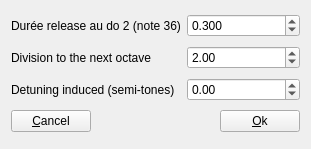
Old version of the form sources/editor/tools/release/toolrelease_gui.ui in the repository davy7125/polyphone.
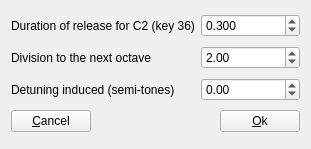
New version of the form.

Diff of the .ui file:
```diff
--- a/sources/editor/tools/release/toolrelease_gui.ui
+++ b/sources/editor/tools/release/toolrelease_gui.ui
@@ -100,7 +100,7 @@
    <item row="0" column="0">
     <widget class="QLabel" name="label">
      <property name="text">
-      <string notr="true">Durée release au do 2 (note 36)</string>
+      <string notr="true">Duration of release for C2 (key 36)</string>
      </property>
     </widget>
    </item>
```
